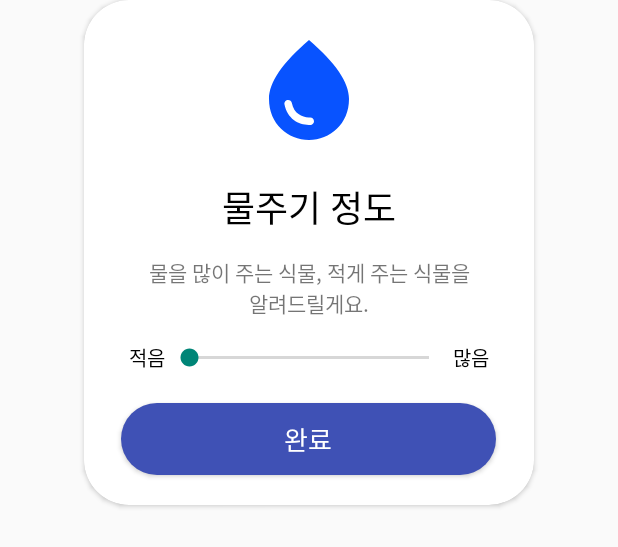
After one commit to mju-teamproject-44/BlueLeaf, an Android app: the layout water_dialog.xml on its own in the app's theme, with its tools: preview values and no code run, on a phone screen of 412 x 824 dp. The commit adds this screen. Shown: the top 547 px of the screen. Run offline under Robolectric (Android 15) with nearby library versions, the phone set to English and light mode, and no system bars.

Commit message:
Merge branch 'main' of https://github.com/mju-teamproject-44/BlueLeaf into yerim

```diff
--- /dev/null
+++ b/app/src/main/java/com/example/blueleaf/dialog/WaterDialog.kt
@@ -0,0 +1,41 @@
+import android.app.Dialog
+import android.content.Context
+import android.content.DialogInterface
+import android.graphics.Color
+import android.graphics.drawable.ColorDrawable
+import android.os.Bundle
+import android.view.LayoutInflater
+import android.view.View
+import android.widget.Button
+import androidx.appcompat.app.AlertDialog
+import androidx.core.content.ContextCompat
+import com.example.blueleaf.R
+
+class WaterDialog(context: Context, private val parentView: View) : Dialog(context) {
+    private lateinit var closeButton: Button
+
+    override fun onCreate(savedInstanceState: Bundle?) {
+        super.onCreate(savedInstanceState)
+        // parentView의 배경을 어둡게 처리
+        parentView.setBackgroundColor(Color.parseColor("#6b6e6c"))
+        parentView.alpha = 0.4f
+
+        setCanceledOnTouchOutside(false)
+
+        // 다이얼로그의 배경을 투명하게 설정
+        window?.setBackgroundDrawable(ColorDrawable(Color.TRANSPARENT))
+        window?.setDimAmount(0f)
+
+        val view: View = LayoutInflater.from(context).inflate(R.layout.water_dialog, null)
+        setContentView(view)
+        val mainColor = ContextCompat.getColor(context, R.color.MainColor)
+
+        closeButton = view.findViewById(R.id.closeBtn)
+        closeButton.setOnClickListener {
+            dismiss()
+            parentView.alpha = 1f
+            parentView.setBackgroundColor(mainColor)
+
+        }
+    }
+}
--- a/app/src/main/java/com/example/blueleaf/fragments/PlantFragment.kt
+++ b/app/src/main/java/com/example/blueleaf/fragments/PlantFragment.kt
@@ -1,5 +1,6 @@
 package com.example.blueleaf.fragments
 
+import WaterDialog
 import android.os.Bundle
 import android.util.Log
 import androidx.fragment.app.Fragment
@@ -108,9 +109,11 @@ class PlantFragment : Fragment() {
             updateButtonStyle(binding.humidityButton)
         }
 
-        binding.seasonButton.setOnClickListener {
-            sortBySeason()
-            updateButtonStyle(binding.seasonButton)
+        binding.waterButton.setOnClickListener {
+            //sortByWater()
+            val waterDialog = WaterDialog(requireContext(), binding.root)
+            waterDialog.show()
+            updateButtonStyle(binding.waterButton)
         }
 
         binding.nameButton.setOnClickListener {
@@ -146,7 +149,7 @@ class PlantFragment : Fragment() {
         // 습도에 따라 리사이클러뷰 정렬 로직 추가
     }
 
-    private fun sortBySeason() {
+    private fun sortByWater() {
         // 계절에 따라 리사이클러뷰 정렬 로직 추가
     }
 
@@ -163,7 +166,7 @@ class PlantFragment : Fragment() {
             binding.difficultyButton,
             binding.temperatureButton,
             binding.humidityButton,
-            binding.seasonButton
+            binding.waterButton
         )
 
         // nameButton이 클릭되었을 경우
@@ -173,8 +176,7 @@ class PlantFragment : Fragment() {
                 button.setTextColor(ContextCompat.getColor(requireContext(), R.color.white))
             }
 
-            // 마지막으로 클릭된 버튼 초기화
-            lastClickedButton = null
+
         } else {
             // 이전에 클릭된 버튼을 초기 상태로 되돌림
             lastClickedButton?.let {
@@ -185,11 +187,12 @@ class PlantFragment : Fragment() {
             // 클릭된 버튼의 스타일 변경
             clickedButton.background = ContextCompat.getDrawable(requireContext(), R.drawable.button_background_after)
             clickedButton.setTextColor(ContextCompat.getColor(requireContext(), R.color.black))
+        }
 
-            // 마지막으로 클릭된 버튼 업데이트
-            lastClickedButton = clickedButton
-        }
+        // 마지막으로 클릭된 버튼 업데이트
+        lastClickedButton = clickedButton
     }
+
 
     private fun filterList(charText: String?) {
         Log.d("PlantFragment", "filterList: charText=$charText")
--- /dev/null
+++ b/app/src/main/res/drawable/background_radius_blue.xml
@@ -0,0 +1,11 @@
+<?xml version="1.0" encoding="utf-8"?>
+<shape xmlns:android="http://schemas.android.com/apk/res/android"
+    android:shape="rectangle" android:padding = "10dp">
+    <solid android:color="#3F51B5"></solid>
+    <corners
+        android:bottomLeftRadius="30dp"
+        android:bottomRightRadius="30dp"
+        android:topLeftRadius="30dp"
+        android:topRightRadius="30dp"></corners>
+
+</shape>
--- /dev/null
+++ b/app/src/main/res/drawable/baseline_water_drop_24.xml
@@ -0,0 +1,14 @@
+<vector
+    android:width="80dp"
+    android:height="80dp"
+    android:viewportWidth="24"
+    android:viewportHeight="24"
+    android:tint="#0853FF"
+    xmlns:android="http://schemas.android.com/apk/res/android">
+
+
+    <path
+        android:fillColor="@android:color/white"
+        android:pathData="M12,2c-5.33,4.55 -8,8.48 -8,11.8c0,4.98 3.8,8.2 8,8.2s8,-3.22 8,-8.2C20,10.48 17.33,6.55 12,2zM7.83,14c0.37,0 0.67,0.26 0.74,0.62c0.41,2.22 2.28,2.98 3.64,2.87c0.43,-0.02 0.79,0.32 0.79,0.75c0,0.4 -0.32,0.73 -0.72,0.75c-2.13,0.13 -4.62,-1.09 -5.19,-4.12C7.01,14.42 7.37,14 7.83,14z"/>
+
+</vector>
--- a/app/src/main/res/layout/fragment_plant.xml
+++ b/app/src/main/res/layout/fragment_plant.xml
@@ -95,7 +95,7 @@
                 android:textStyle="normal" />
 
             <TextView
-                android:id="@+id/seasonButton"
+                android:id="@+id/waterButton"
                 android:layout_width="0dp"
                 android:layout_height="wrap_content"
                 android:layout_marginRight="8dp"
@@ -107,10 +107,11 @@
                 android:gravity="center"
                 android:padding="11dp"
                 android:stateListAnimator="@null"
-                android:text="계절"
+                android:text="물주기"
                 android:textColor="@android:color/white"
                 android:textSize="11sp"
                 android:textStyle="normal" />
+
 
             <ImageView
                 android:id="@+id/nameButton"
--- /dev/null
+++ b/app/src/main/res/layout/water_dialog.xml
@@ -0,0 +1,96 @@
+<?xml version="1.0" encoding="utf-8"?>
+<LinearLayout xmlns:android="http://schemas.android.com/apk/res/android"
+    xmlns:app="http://schemas.android.com/apk/res-auto"
+    android:layout_width="match_parent"
+    android:layout_height="match_parent"
+    android:orientation="vertical">
+
+    <androidx.cardview.widget.CardView
+        android:layout_width="300dp"
+        android:layout_height="wrap_content"
+        android:layout_gravity="center"
+        app:cardCornerRadius="30dp">
+
+        <LinearLayout
+            android:layout_width="match_parent"
+            android:layout_height="wrap_content"
+            android:layout_gravity="center"
+            android:orientation="vertical">
+
+
+            <ImageView
+                android:layout_width="wrap_content"
+                android:layout_height="wrap_content"
+                android:layout_gravity="center"
+                android:layout_marginTop="20dp"
+                android:src="@drawable/baseline_water_drop_24" />
+
+            <TextView
+                android:layout_width="match_parent"
+                android:layout_height="wrap_content"
+                android:layout_marginTop="20dp"
+                android:fontFamily="@font/korail_round_gothic_bold"
+                android:gravity="center"
+                android:text="물주기 정도"
+                android:textColor="@color/black"
+                android:textSize="24sp" />
+
+            <TextView
+                android:layout_width="match_parent"
+                android:layout_height="wrap_content"
+                android:layout_marginTop="15dp"
+                android:layout_marginBottom="15dp"
+                android:fontFamily="@font/korail_round_gothic_light"
+                android:gravity="center"
+                android:text="물을 많이 주는 식물, 적게 주는 식물을\n알려드릴게요." />
+
+            <LinearLayout
+                android:layout_width="match_parent"
+                android:layout_height="wrap_content"
+                android:orientation="horizontal"
+                android:gravity="center">
+
+                <TextView
+                    android:layout_width="wrap_content"
+                    android:layout_height="wrap_content"
+                    android:text="적음"
+                    android:textSize="13sp"
+                    android:textColor="@color/black"
+                    android:layout_marginLeft="30dp"/>
+
+                <SeekBar
+                    android:id="@+id/wateringSeekBar"
+                    android:layout_width="0dp"
+                    android:layout_height="wrap_content"
+                    android:layout_weight="1"
+                    android:max="10"
+                    android:progress="0" />
+
+                <TextView
+                    android:layout_width="wrap_content"
+                    android:layout_height="wrap_content"
+                    android:text="많음"
+                    android:textColor="@color/black"
+                    android:textSize="13sp"
+                    android:layout_marginRight="30dp"/>
+
+            </LinearLayout>
+
+            <Button
+                android:id="@+id/closeBtn"
+                android:layout_width="250dp"
+                android:layout_gravity="center"
+                android:layout_height="wrap_content"
+                android:layout_margin="20dp"
+                android:background="@drawable/background_radius_blue"
+                android:fontFamily="@font/korail_round_gothic_medium"
+                android:text="완료"
+                android:textColor="@color/white"
+                android:textSize="17sp" />
+
+
+
+        </LinearLayout>
+
+    </androidx.cardview.widget.CardView>
+</LinearLayout>
```
